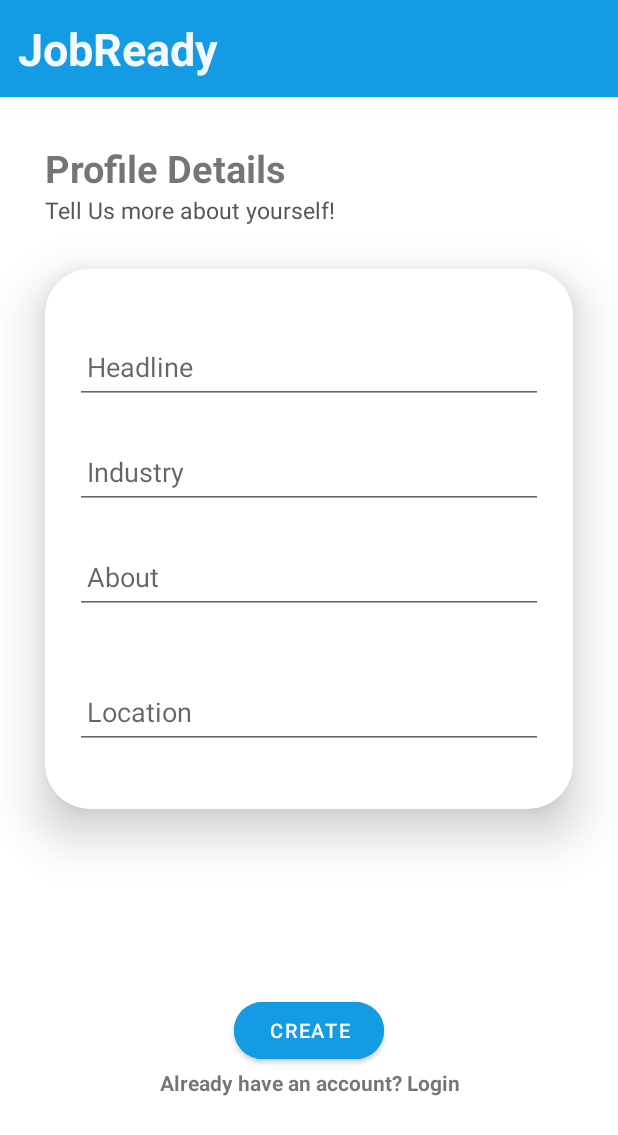
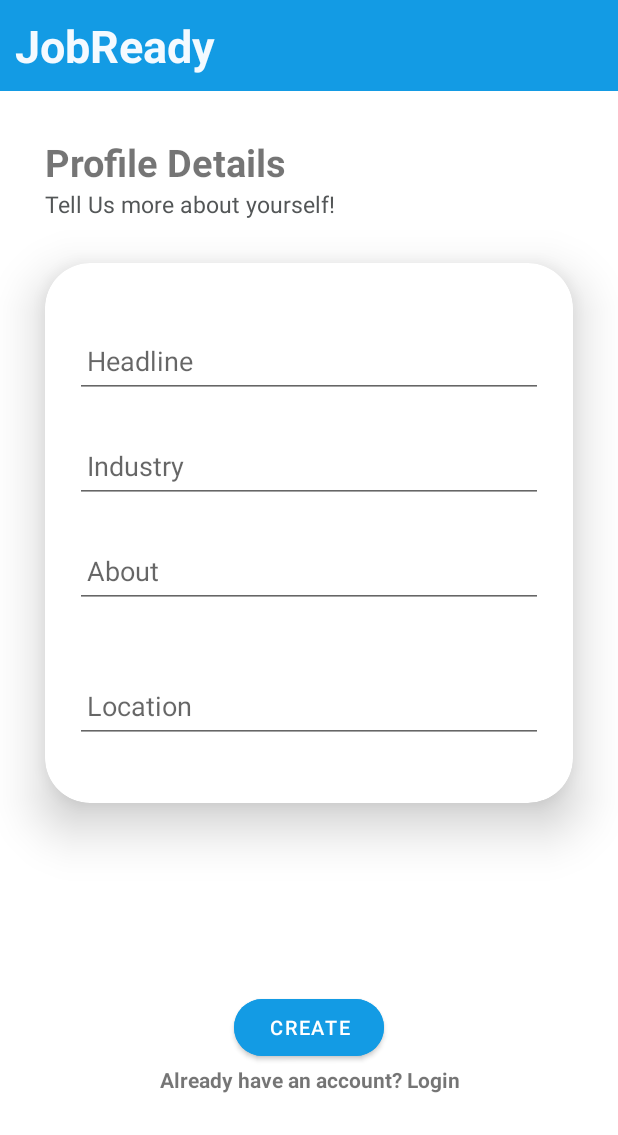
Before and after one commit to MarilynHb/JobReadyDraft, an Android app: the layout activity_account_details.xml on its own in the app's theme, with its tools: preview values and no code run, on a phone screen of 412 x 824 dp. Shown: the top 1135 px of the screen. Run offline under Robolectric (Android 15) with nearby library versions, the phone set to English and light mode, and no system bars.

Commit message:
minor changes

```diff
--- a/app/src/main/res/layout/activity_account_details.xml
+++ b/app/src/main/res/layout/activity_account_details.xml
@@ -13,7 +13,7 @@
         android:layout_height="wrap_content"
         android:minHeight="12dp"
         android:background="@color/celestial_blue"
-        android:padding="12dp">
+        android:padding="10dp">
 
         <TextView
             android:layout_width="match_parent"
```
